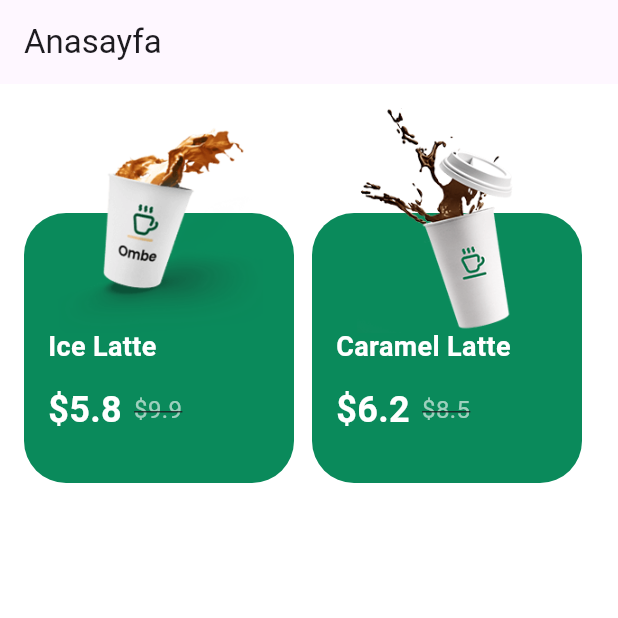
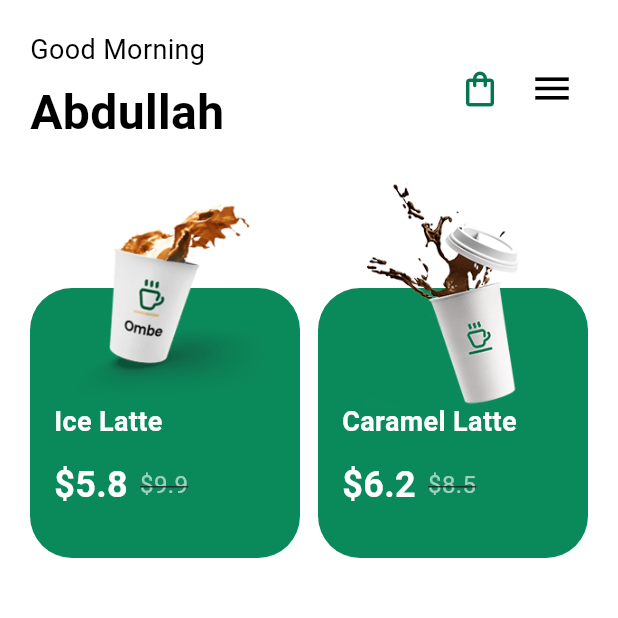
Before and after one commit to abdullahbaspinar/coffe_app, a Flutter app: the screen it shows after launch, on a phone screen of 412 x 824 dp, the top half of it. Run offline on Flutter 3.47's test engine with Material 3 defaults, Android fonts, the light colour scheme and no system bars; our stand-ins replace flutter_svg.

Commit message:
homepage header add

```diff
--- a/lib/view/home/home_page.dart
+++ b/lib/view/home/home_page.dart
@@ -55,21 +55,71 @@ class _HomePageState extends State<HomePage> {
   Widget build(BuildContext context) {
     return Scaffold(
       backgroundColor: AppColors.backgroundColor,
-      appBar: _buildAppBar,
-      body: _buildBody,
+      body: SafeArea(child: Padding(padding: EdgeInsetsGeometry.all(20),
+      child: Column(
+        crossAxisAlignment: CrossAxisAlignment.start,
+        children: [
+          _buildHeader,
+          SizedBox(height: 24,),
+          _buildBody
+        ],
+      ),),)
+
+
     );
   }
 
   AppBar get _buildAppBar {
-    return AppBar(
-      title: const Text("Anasayfa"),
+    return AppBar(title: const Text("Anasayfa", textAlign: TextAlign.start));
+  }
+
+  Widget get _buildHeader {
+    return Row(
+      mainAxisAlignment: MainAxisAlignment.spaceBetween,
+      children: [
+        const Column(
+          crossAxisAlignment: CrossAxisAlignment.start,
+          children: [
+            Text(
+              "Good Morning",
+              style: TextStyle(fontSize: 18, color: Colors.black),
+            ),
+            SizedBox(height: 6),
+            Text(
+              "Abdullah",
+              style: TextStyle(
+                fontSize: 32,
+                fontWeight: FontWeight.bold,
+                color: Colors.black,
+              ),
+            ),
+          ],
+        ),
+        Row(
+          children: [
+            IconButton(
+              onPressed: () {},
+              icon: const Icon(
+                Icons.shopping_bag_outlined,
+                size: 28,
+                color: AppColors.primaryColor,
+              ),
+            ),
+            IconButton(
+              onPressed: () {},
+              icon: const Icon(Icons.menu,
+              size: 30,
+             color: Colors.black),
+            ),
+          ],
+        ),
+      ],
     );
   }
 
   Widget get _buildBody {
-    return Padding(
-      padding: const EdgeInsets.all(16),
-      child: SizedBox(
+    return
+       SizedBox(
         height: 270,
         child: ListView.builder(
           scrollDirection: Axis.horizontal,
@@ -89,7 +139,7 @@ class _HomePageState extends State<HomePage> {
             );
           },
         ),
-      ),
-    );
+      );
+
   }
 }
```
